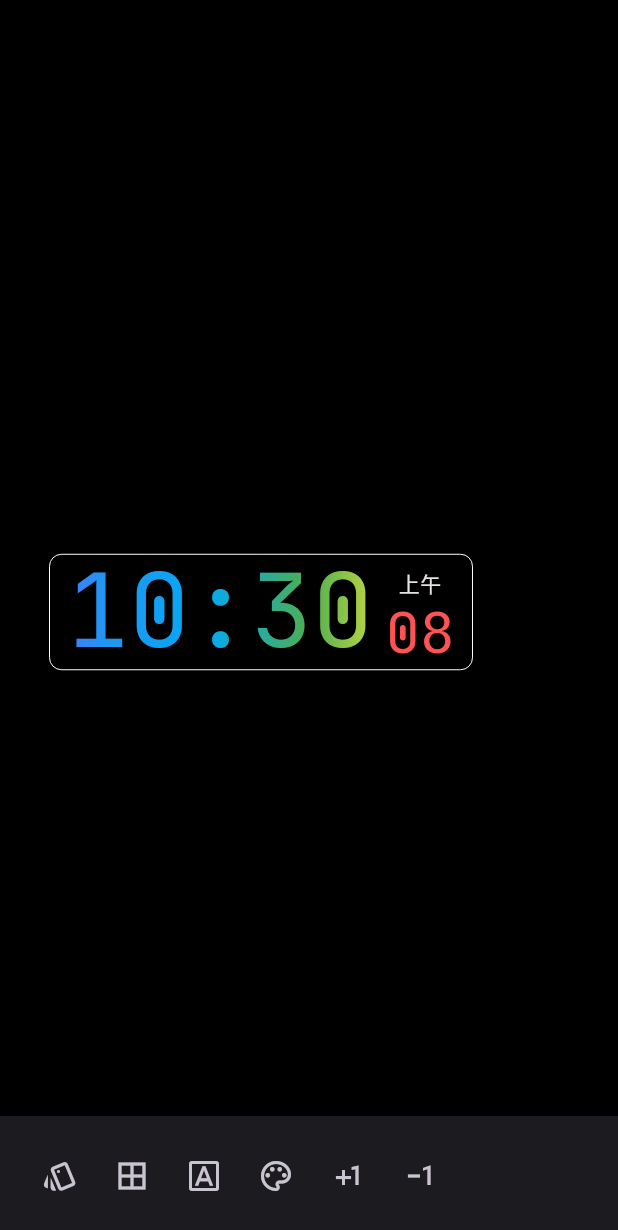
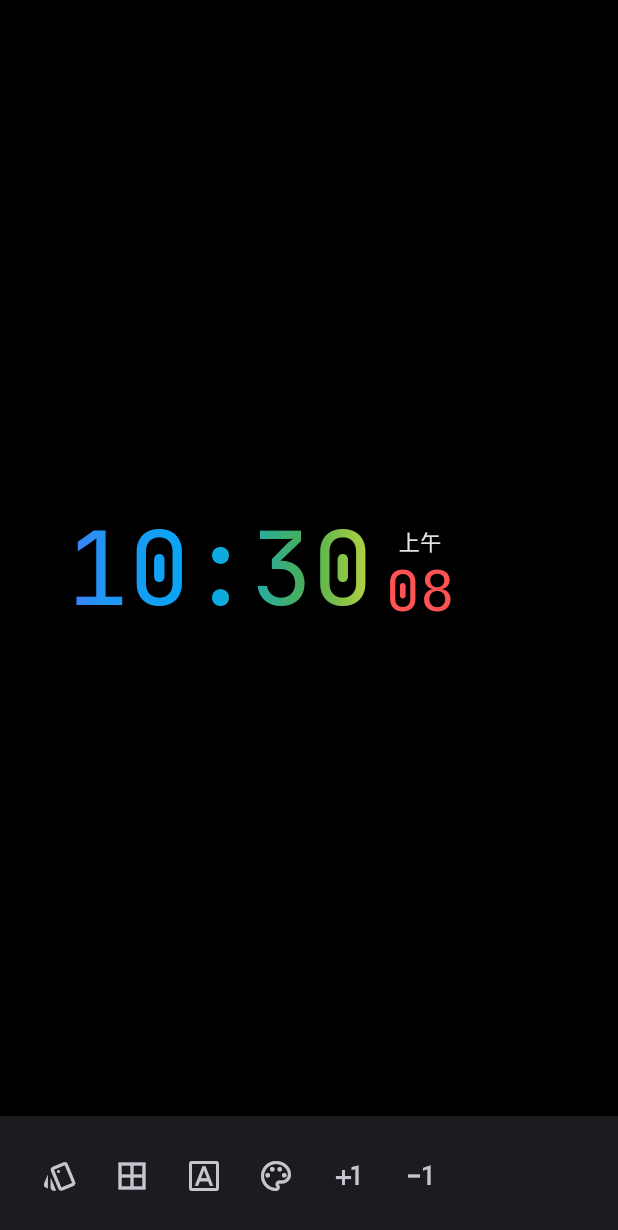
Before and after one commit to dengsgo/funny_time, a Flutter app: the screen it shows after launch, after a tap on "10", on a phone screen of 412 x 824 dp. Shown: the top 1230 px of the screen. Run offline on Flutter 3.47's test engine with Material 2 defaults, Android fonts, the phone set to English and light mode, and no system bars; missing offline and left inert: screen_brightness.

Commit message:
重构&优化 边界逻辑

```diff
--- a/lib/main.dart
+++ b/lib/main.dart
@@ -44,23 +44,49 @@ class MyHomePage extends StatefulWidget {
   State<MyHomePage> createState() => _MyHomePageState();
 }
 
-class _MyHomePageState extends State<MyHomePage> {
+class _MyHomePageState extends State<MyHomePage> with WidgetsBindingObserver {
   bool loading = true;
 
   @override
   void initState() {
     super.initState();
+    WidgetsBinding.instance.addObserver(this);
+    if (WidgetsBinding.instance.lifecycleState != null) {
+      didChangeAppLifecycleState(WidgetsBinding.instance.lifecycleState!);
+    }
     _appDataInit();
   }
 
   _appDataInit() {
     SettingManager.init(() async {
       await Future.delayed(const Duration(milliseconds: 500));
-      WidgetsBinding.instance.handlePlatformBrightnessChanged();
       setState(() {
         loading = false;
       });
     });
+  }
+
+  @override
+  didChangeAppLifecycleState(AppLifecycleState state) {
+    print("didChangeAppLifecycleState $state");
+  }
+
+  @override
+  void didChangePlatformBrightness() {
+    print("didChangePlatformBrightness");
+  }
+
+  @override
+  void didChangeMetrics() {
+    globalSetting.sharedScreenSize = MediaQuery.sizeOf(context);
+    print("didChangeMetrics ${globalSetting.sharedScreenSize}");
+    SettingManager.triggerMetricsChangeCallback();
+  }
+
+  @override
+  void dispose() {
+    WidgetsBinding.instance.removeObserver(this);
+    super.dispose();
   }
 
   @override
--- a/lib/minix.dart
+++ b/lib/minix.dart
@@ -6,8 +6,6 @@ import 'package:funny_time/setting.dart';
 
 class PositionViewState<T extends StatefulWidget> extends State<T> {
   final timeViewKey = GlobalKey();
-  Size? _timeviewSize;
-  late Size _screenSize;
   EdgeInsets positionMargin = EdgeInsets.zero;
   VoidCallback? timerPeriodicCallback;
   bool _xOffsetReverse = false, _yOffsetReverse = false;
@@ -15,15 +13,19 @@ class PositionViewState<T extends StatefulWidget> extends State<T> {
   addPostFrameCallback() {
     WidgetsBinding.instance.addPostFrameCallback((timeStamp) {
       print("addPostFrameCallback $timeStamp");
-      final RenderObject? renderBox = timeViewKey.currentContext?.findRenderObject();
-      print("renderBox ${renderBox?.paintBounds.size}");
-      _timeviewSize = renderBox?.paintBounds.size;
-      _screenSize = MediaQuery.of(context).size;
-      globalSetting.sharedScreenSize = _screenSize;
-      print("_screenSize ${MediaQuery.of(context).size}");
+      resetBoxSizeValue();
       _centerWidget();
+      SettingManager.addMetricsChangeCallback(_centerWidget);
       _motionWidget();
     });
+  }
+
+  resetBoxSizeValue() {
+    final RenderObject? renderBox = timeViewKey.currentContext?.findRenderObject();
+    print("renderBox ${renderBox?.paintBounds.size}");
+    globalSetting.sharedTimeViewSize = renderBox?.paintBounds.size;
+    globalSetting.sharedScreenSize = MediaQuery.sizeOf(context);
+    print("_screenSize ${MediaQuery.of(context).size}");
   }
 
   double _kRealActiveZoneHeight(Size size) {
@@ -32,22 +34,23 @@ class PositionViewState<T extends StatefulWidget> extends State<T> {
   }
 
   _centerWidget() {
-    if (_timeviewSize == null) {
+    if (globalSetting.sharedTimeViewSize == null) {
       return;
     }
-    var widgetSize = _timeviewSize!;
+    var widgetSize = globalSetting.sharedTimeViewSize!;
+    var _screenSize = globalSetting.sharedScreenSize!;
     if (_screenSize.width < widgetSize.width) {
       // 屏幕比组件要窄
-      print("_screenSize.width < widgetSize.width");
+      _showErrorMessage("_centerWidget _screenSize.width < widgetSize.width");
       return;
     }
     if (_screenSize.height < widgetSize.height) {
       // 屏幕比组件要短
-      print("_screenSize.height < widgetSize.height");
+      _showErrorMessage("_centerWidget _screenSize.height < widgetSize.height");
       return;
     }
     double left = (_screenSize.width - widgetSize.width) / 2;
-    double top = (_kRealActiveZoneHeight(_screenSize) - widgetSize.height) / 2;
+    double top = (_screenSize.height - widgetSize.height) / 2;
     positionMargin = EdgeInsets.only(left: left, top: top);
     // 随机 x y 方向
     _xOffsetReverse = Random.secure().nextBool();
@@ -59,63 +62,68 @@ class PositionViewState<T extends StatefulWidget> extends State<T> {
     if (!globalSetting.isViewMotionOpen) {
       return;
     }
-    if (_timeviewSize == null) {
+    if (globalSetting.sharedTimeViewSize == null) {
       return;
     }
-    var widgetSize = _timeviewSize!;
+    var widgetSize = globalSetting.sharedTimeViewSize!;
+    var _screenSize = globalSetting.sharedScreenSize!;
     if (_screenSize.width < widgetSize.width) {
       // 屏幕比组件要窄
-      print("_screenSize.width < widgetSize.width");
+      print("_motionWidget _screenSize.width < widgetSize.width");
       return;
     }
     if (_screenSize.height < widgetSize.height) {
       // 屏幕比组件要短
-      print("_screenSize.height < widgetSize.height");
+      print("_motionWidget _screenSize.height < widgetSize.height");
       return;
     }
 
     timerPeriodicCallback = () {
       final RenderObject? renderBox = timeViewKey.currentContext?.findRenderObject();
-      _timeviewSize = renderBox?.paintBounds.size;
-      widgetSize = _timeviewSize!;
+      globalSetting.sharedTimeViewSize = renderBox?.paintBounds.size;
+      widgetSize = globalSetting.sharedTimeViewSize!;
       _screenSize = MediaQuery.sizeOf(context);
       globalSetting.sharedScreenSize = _screenSize; // 贡献给 global
-      if (MediaQuery.orientationOf(context) == Orientation.portrait) {
-        _screenSize = Size(_screenSize.width, _screenSize.height - 56);
-      }
       var xStep = Random.secure().nextInt(globalSetting.stepRandomMaxValue);
       var yStep = Random.secure().nextInt(globalSetting.stepRandomMaxValue);
       double left = positionMargin.left;
       double top = positionMargin.top;
+      bool isPortrait = MediaQuery.orientationOf(context) == Orientation.portrait;
+      var containerPadding = EdgeInsets.only(
+        left: isPortrait ? 0.0 : positionPaddingHeight,
+        right:  _screenSize.width,
+        top: isPortrait ? positionPaddingHeight : 0.0,
+        bottom: isPortrait ? _screenSize.height - positionPaddingHeight : _screenSize.height,
+      );
       // x-axis
       if (_xOffsetReverse) {
-        if (left - xStep > 0 && left - xStep + widgetSize.width < _screenSize.width) {
+        if (left - xStep > containerPadding.left) {
           left -= xStep;
         } else {
-          left = 0;
+          left = containerPadding.left;
           _xOffsetReverse = false;
         }
       } else {
-        if (xStep + left + widgetSize.width < _screenSize.width) {
+        if (left + xStep + widgetSize.width < containerPadding.right) {
           left += xStep;
         } else {
-          left = _screenSize.width - widgetSize.width;
+          left = containerPadding.right - widgetSize.width;
           _xOffsetReverse = true;
         }
       }
       // y-axis
       if (_yOffsetReverse) {
-        if (top - yStep > 0 && top - yStep + widgetSize.height < _screenSize.height) {
+        if (top - yStep > containerPadding.top) {
           top -= yStep;
         } else {
-          top = 0;
+          top = containerPadding.top;
           _yOffsetReverse = false;
         }
       } else {
-        if (yStep + top + widgetSize.height < _screenSize.height) {
+        if (top + yStep + widgetSize.height < containerPadding.bottom) {
           top += yStep;
         } else {
-          top = _screenSize.height - widgetSize.height;
+          top = containerPadding.bottom - widgetSize.height;
           _yOffsetReverse = true;
         }
       }
@@ -139,4 +147,8 @@ class PositionViewState<T extends StatefulWidget> extends State<T> {
     super.dispose();
   }
 
+  _showErrorMessage(Object? object) {
+    print(object);
+  }
+
 }
--- a/lib/setting.dart
+++ b/lib/setting.dart
@@ -4,6 +4,8 @@ import 'dart:ui';
 import 'package:flutter/foundation.dart';
 import 'package:flutter/material.dart';
 import 'package:screen_brightness/screen_brightness.dart';
+
+const double positionPaddingHeight = 72;
 
 SettingConfigure globalSetting = SettingConfigure();
 
@@ -38,7 +40,7 @@ class SettingConfigure {
     this.isViewMotionOpen = true,
     this.stepRandomMaxValue = 6,
     this.timeSecondColor = Colors.redAccent,
-    this.isTimeShowBorder = true,
+    this.isTimeShowBorder = false,
     this.timeBorderRadiusValue = 8,
     this.displayStyle = DisplayStyle.time,
     this.timeFontSizeScale = 1.2,
@@ -65,6 +67,7 @@ class SettingConfigure {
 
   // 屏幕尺寸共享
   Size? sharedScreenSize;
+  Size? sharedTimeViewSize;
 
   // plugins
   double _appScreenBrightnessValue;
@@ -171,6 +174,8 @@ class SettingConfigure {
 
 class SettingManager {
 
+  static VoidCallback? _metricsChangeCallback;
+
   // 将用户设置加载到内存中
   static Future<void> init(VoidCallback callback) async {
     // TODO load local
@@ -179,6 +184,16 @@ class SettingManager {
       globalSetting.appScreenBrightnessValue = await currentBrightness;
     }
     callback();
+  }
+
+  static void addMetricsChangeCallback(VoidCallback callback) {
+    _metricsChangeCallback = callback;
+  }
+
+  static void triggerMetricsChangeCallback() {
+    if (_metricsChangeCallback != null) {
+      _metricsChangeCallback!();
+    }
   }
 
 }
--- a/lib/time.dart
+++ b/lib/time.dart
@@ -28,8 +28,6 @@ class _TimePageState extends State<TimePage> {
   Widget build(BuildContext context) {
     return Scaffold(
       backgroundColor: Colors.black,
-      appBar: MediaQuery.orientationOf(context) == Orientation.portrait ?
-      AppBar(backgroundColor: Colors.black,) : null,
       body: PositionView(tapCallback: tapTimeViewHandler,),
       bottomNavigationBar: _showBottomNavigationBar ? BottomAppBar(
         child: Row(
```
